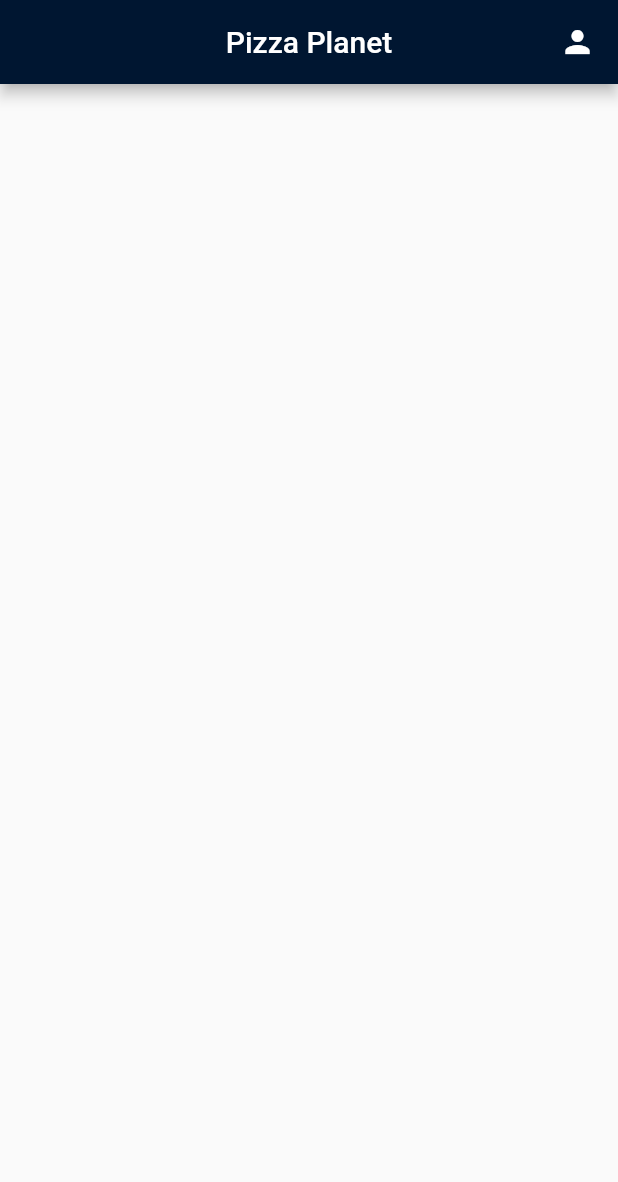
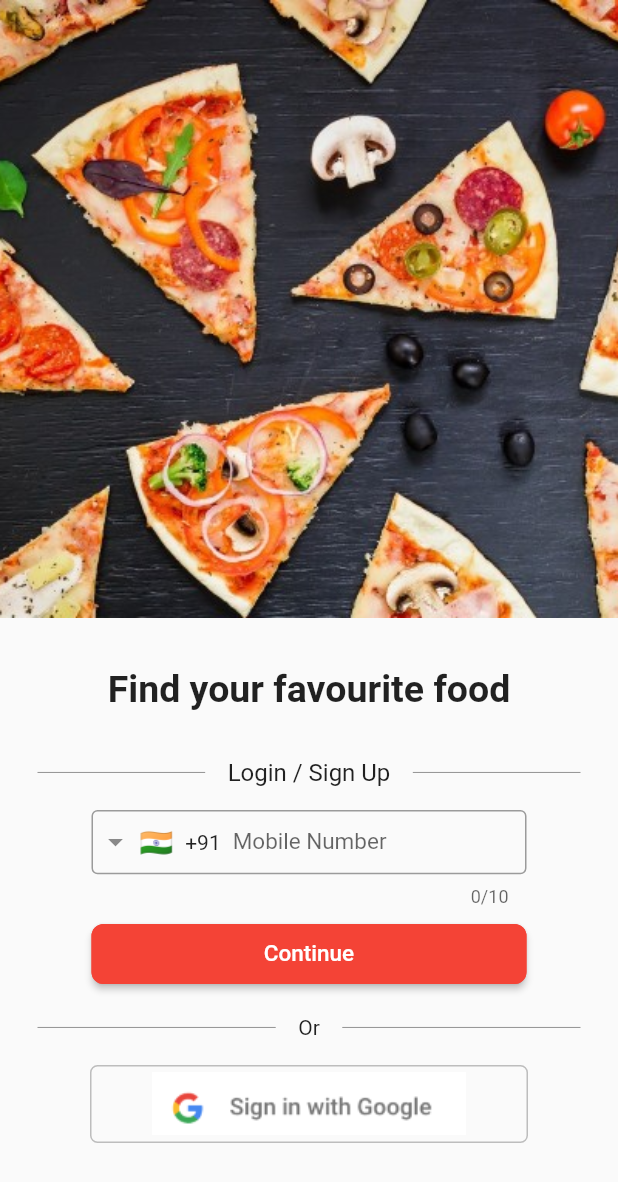
Before and after one commit to tommy725/pizza_planet_app, a Flutter app: the screen it shows after launch, on a phone screen of 412 x 824 dp. Shown: the top 1182 px of the screen. Run offline on Flutter 3.47's test engine with Material 2 defaults, Android fonts, the phone set to English and light mode, and no system bars; drawn by our look-alikes of intl_phone_field; our stand-ins replace flutter_signin_button.

Commit message:
Login page added

```diff
--- a/lib/main_screen.dart
+++ b/lib/main_screen.dart
@@ -1,5 +1,6 @@
 import 'package:flutter/material.dart';
 import 'package:pizza_planet/pages/home.dart';
+import 'package:pizza_planet/pages/login.dart';
 import 'package:pizza_planet/utils.dart';
 var scaffoldKey = GlobalKey<ScaffoldState>();
 
@@ -21,7 +22,8 @@ class _MainScreenState extends State<MainScreen> {
   @override
   Widget build(BuildContext context) {
     return const Scaffold(
-      body: Home(),
+      // body: Home(),
+        body : Login(),
     );
   }
 }
--- /dev/null
+++ b/lib/pages/login.dart
@@ -0,0 +1,161 @@
+import 'dart:ui';
+
+import 'package:flutter/material.dart';
+import 'package:intl_phone_field/intl_phone_field.dart';
+import 'package:pizza_planet/components/app_bar.dart';
+import 'package:flutter_signin_button/flutter_signin_button.dart';
+
+class Login extends StatefulWidget {
+  const Login({Key? key}) : super(key: key);
+
+  @override
+  State<Login> createState() => _LoginState();
+}
+
+class _LoginState extends State<Login> {
+  @override
+  Widget build(BuildContext context) {
+    return Scaffold(
+      body: Container(
+        child: Column(
+          children: [
+            Container(
+              child: Image(
+                image: AssetImage('images/main_page_pizza.jpg'),
+                height: MediaQuery.of(context).size.height * 0.5,
+                fit: BoxFit.cover,
+              ),
+              margin: EdgeInsets.fromLTRB(0, 0, 0, MediaQuery.of(context).size.height*0.04),
+              // margin: MediaQuery.of(context).size.height*0.08,
+            ),
+            Text('Find your favourite food',
+                style: TextStyle(fontSize: 25, fontWeight: FontWeight.bold)),
+            Padding(padding: EdgeInsets.only(bottom: 16)),
+            Row(
+              children: <Widget>[
+                Expanded(
+                    child: Container(
+                  margin: EdgeInsets.only(left: 25.0, right: 15.0),
+                  child: Divider(
+                    color: Color.fromARGB(255, 146, 146, 146),
+                    height: 50,
+                  ),
+                )),
+                Text(
+                  'Login / Sign Up',
+                  style: TextStyle(fontSize: 16),
+                ),
+                Expanded(
+                    child: Container(
+                  margin: EdgeInsets.only(left: 15.0, right: 25.0),
+                  child: Divider(
+                    color: Color.fromARGB(255, 146, 146, 146),
+                    height: 50,
+                  ),
+                ))
+              ],
+            ),
+            Container(
+              alignment: Alignment.center,
+              height: 62,
+              width: 290,
+              child: IntlPhoneField(
+                textAlignVertical: TextAlignVertical.center,
+                decoration: InputDecoration(
+                    // floatingLabelAlignment: FloatingLabelAlignment.center,
+                    labelText: 'Mobile Number',
+                    labelStyle: TextStyle(fontSize: 15),
+                    border: OutlineInputBorder(
+                      borderSide: BorderSide(),
+                    )),
+                initialCountryCode: 'IN',
+                onChanged: (phone) {
+                  print(phone.completeNumber);
+                },
+              ),
+            ),
+            Padding(padding: EdgeInsets.only(bottom: 10)),
+            ElevatedButton(
+              onPressed: () {},
+              child: Text(
+                'Continue',
+                style: TextStyle(fontSize: 15),
+              ),
+              style: ButtonStyle(
+                  fixedSize: MaterialStateProperty.all(Size(290, 40)),
+                  foregroundColor:
+                      MaterialStateProperty.all<Color>(Colors.white),
+                  backgroundColor: MaterialStateProperty.all<Color>(Colors.red),
+                  shape: MaterialStateProperty.all<RoundedRectangleBorder>(
+                      RoundedRectangleBorder(
+                          borderRadius: BorderRadius.circular(8.0),
+                          side: BorderSide(color: Colors.red)))),
+            ),
+            Row(
+              children: <Widget>[
+                Expanded(
+                    child: Container(
+                  margin: EdgeInsets.only(left: 25.0, right: 15.0),
+                  child: Divider(
+                    color: Color.fromARGB(255, 146, 146, 146),
+                    height: 50,
+                  ),
+                )),
+                Text('Or'),
+                Expanded(
+                    child: Container(
+                  margin: EdgeInsets.only(left: 15.0, right: 25.0),
+                  child: Divider(
+                    color: Color.fromARGB(255, 146, 146, 146),
+                    height: 50,
+                  ),
+                )),
+              ],
+            ),
+            Container(
+              child: Image(
+                image: AssetImage('images/google_sign_in2.png'),
+                width: 290,
+                height: 50,
+              ),
+              decoration: BoxDecoration(
+                  border: Border.all(color: Colors.grey.shade400),
+                  borderRadius: BorderRadius.circular(5),
+                  ),
+
+            )
+
+            // SizedBox(
+
+            //   width: 290,
+            // child: Container(
+            //   height: 40,
+
+            //   decoration: BoxDecoration(
+            //     border: Border.all(color: Colors.grey.shade300 ),
+            //     borderRadius: BorderRadius.all(Radius.circular(8)),
+
+            //   ),
+            //   child: SignInButton(
+            //     Buttons.Google,
+            //     onPressed: (){},
+            //     text: "Sign up with Google",
+
+            //     )
+            //   ),
+            // ),
+
+            // Row(
+            //   children: [
+            //     Image(image: AssetImage('images/google_sign_in.png'),
+            //     width: 290,
+            //     height: 40,
+            //     )
+            //   ],
+            // )
+          ],
+        ),
+      ),
+    );
+  }
+}
```
Also changed, not shown: pubspec.yaml (+4 -6 lines), images/google_sign_in.png (added), images/google_sign_in2.png (added), images/main_page_pizza.jpg (added), pubspec.lock, 1 other file.
